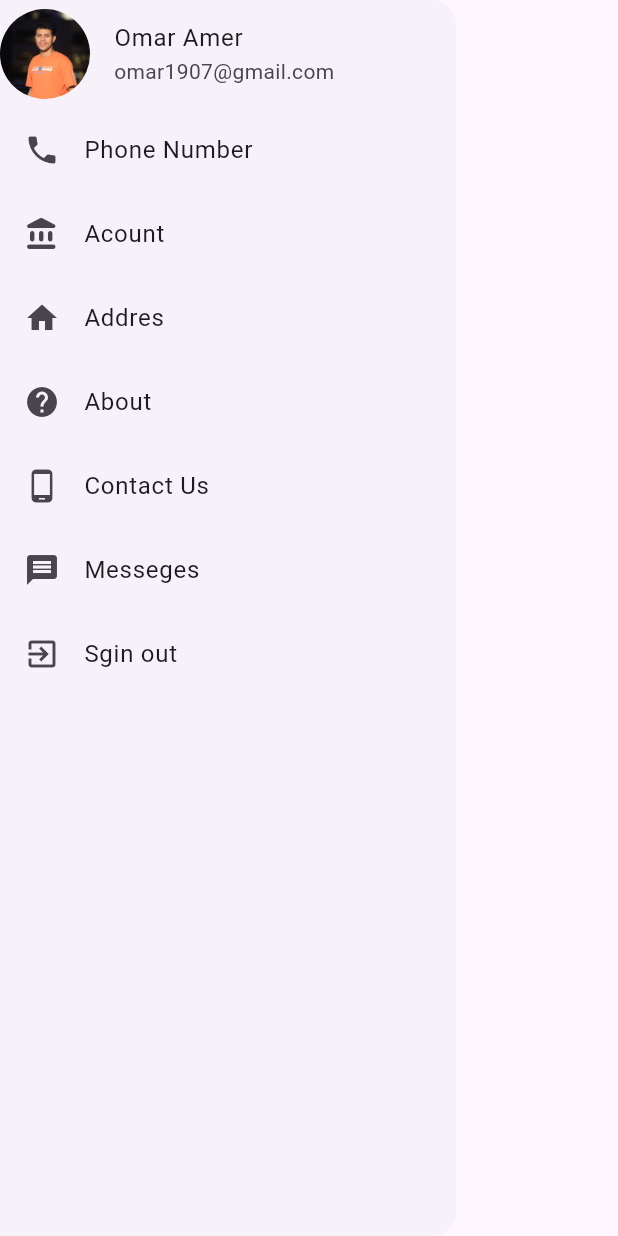
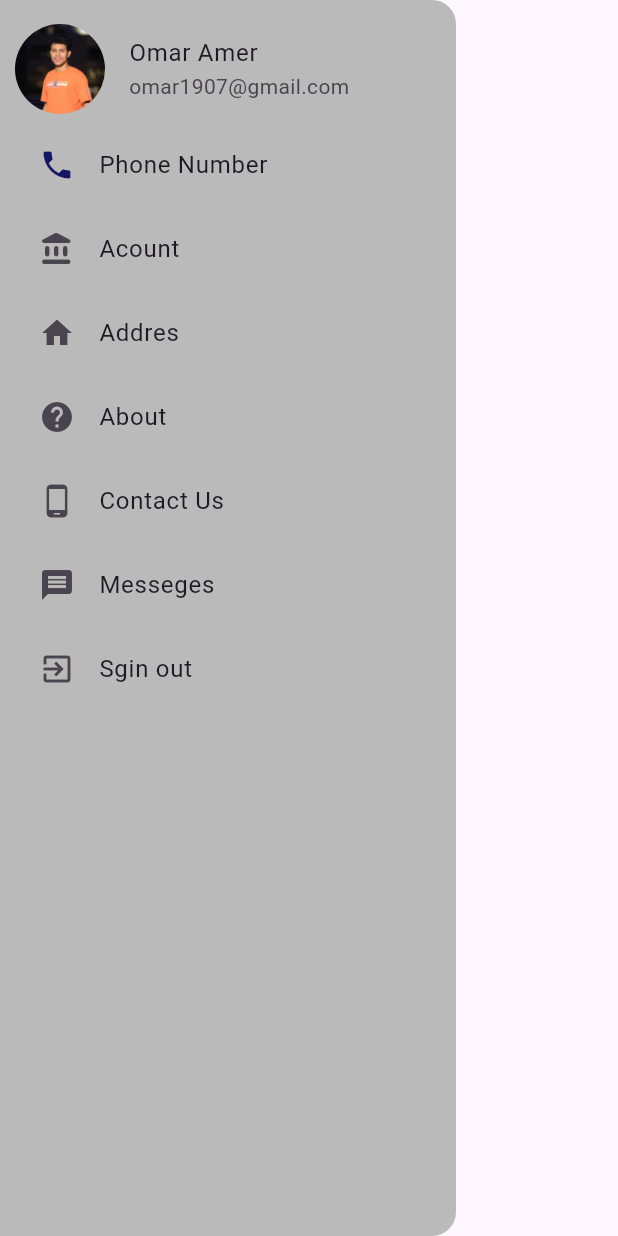
Before and after one commit to omaaramer/fire_detection, a Flutter app: the CustomDrawer widget shown alone on an empty page, opened directly, on a phone screen of 412 x 824 dp. Run offline on Flutter 3.47's test engine with Material 3 defaults, Android fonts, the phone set to English and light mode, and no system bars; our stand-ins replace firebase_auth, firebase_core, geolocator, google_maps_flutter, google_nav_bar, google_sign_in and 4 more; accounts and stored records are empty; project files that could hold a hidden picture were left out.

Commit message:
refactor drawer code and style

```diff
--- a/lib/view/widgets/custom_drawer.dart
+++ b/lib/view/widgets/custom_drawer.dart
@@ -1,3 +1,4 @@
+import 'package:chat_app/constants/constants.dart';
 import 'package:firebase_auth/firebase_auth.dart';
 import 'package:flutter/material.dart';
 import 'package:google_sign_in/google_sign_in.dart';
@@ -13,11 +14,14 @@ class CustomDrawer extends StatelessWidget {
   @override
   Widget build(BuildContext context) {
     return Drawer(
+        backgroundColor: kGrey300,
+        child: Padding(
+          padding: const EdgeInsets.all(10),
           child: ListView(
             children: [
               Row(
                 children: [
-            Container(
+                  SizedBox(
                     width: 60,
                     height: 60,
                     child: ClipRRect(
@@ -35,39 +39,35 @@ class CustomDrawer extends StatelessWidget {
                   ))
                 ],
               ),
-        ListTile(
-          title: const Text("Phone Number"),
-          leading: const Icon(Icons.phone),
-          onTap: () {},
+              const CustomLisTileForDrawer(
+                  title: 'Phone Number',
+                  icon: Icon(
+                    Icons.phone,
+                    color: Color(0xff151565),
+                  )),
+              const CustomLisTileForDrawer(
+                title: 'Acount',
+                icon: Icon(Icons.account_balance_rounded),
               ),
-        ListTile(
-          title: const Text("Acount"),
-          leading: const Icon(Icons.account_balance_rounded),
-          onTap: () {},
+              const CustomLisTileForDrawer(
+                title: 'Addres',
+                icon: Icon(Icons.home),
               ),
-        ListTile(
-          title: const Text("Addres"),
-          leading: const Icon(Icons.home),
-          onTap: () {},
+              const CustomLisTileForDrawer(
+                title: 'About',
+                icon: Icon(Icons.help),
               ),
-        ListTile(
-          title: const Text("About"),
-          leading: const Icon(Icons.help),
-          onTap: () {},
+              const CustomLisTileForDrawer(
+                title: 'Contact Us',
+                icon: Icon(Icons.phone_android),
               ),
-        ListTile(
-          title: const Text("Contact Us"),
-          leading: const Icon(Icons.phone_android),
-          onTap: () {},
+              const CustomLisTileForDrawer(
+                title: 'Messeges',
+                icon: Icon(Icons.message),
               ),
-        ListTile(
-          title: const Text("Messeges"),
-          leading: const Icon(Icons.message),
-          onTap: () {},
-        ),
-        ListTile(
-          title: const Text("Sgin out"),
-          leading: const Icon(Icons.exit_to_app),
+              CustomLisTileForDrawer(
+                title: 'Sgin out',
+                icon: const Icon(Icons.exit_to_app),
                 onTap: () async {
                   GoogleSignIn googleSignIn = GoogleSignIn();
                   googleSignIn.disconnect();
@@ -78,6 +78,24 @@ class CustomDrawer extends StatelessWidget {
                 },
               ),
             ],
+          ),
         ));
   }
 }
+
+class CustomLisTileForDrawer extends StatelessWidget {
+  final String title;
+  final Icon icon;
+  final void Function()? onTap;
+  const CustomLisTileForDrawer(
+      {super.key, required this.icon, required this.title, this.onTap});
+
+  @override
+  Widget build(BuildContext context) {
+    return ListTile(
+      title: Text(title),
+      leading: icon,
+      onTap: () {},
+    );
+  }
+}
```
Also changed, not shown: lib/view/screens/setting.dart (+18 -1 lines), lib/view/widgets/custonm_expanTile_widget.dart (+16 -4 lines). Lines whose indentation alone changed are shown as unchanged.
